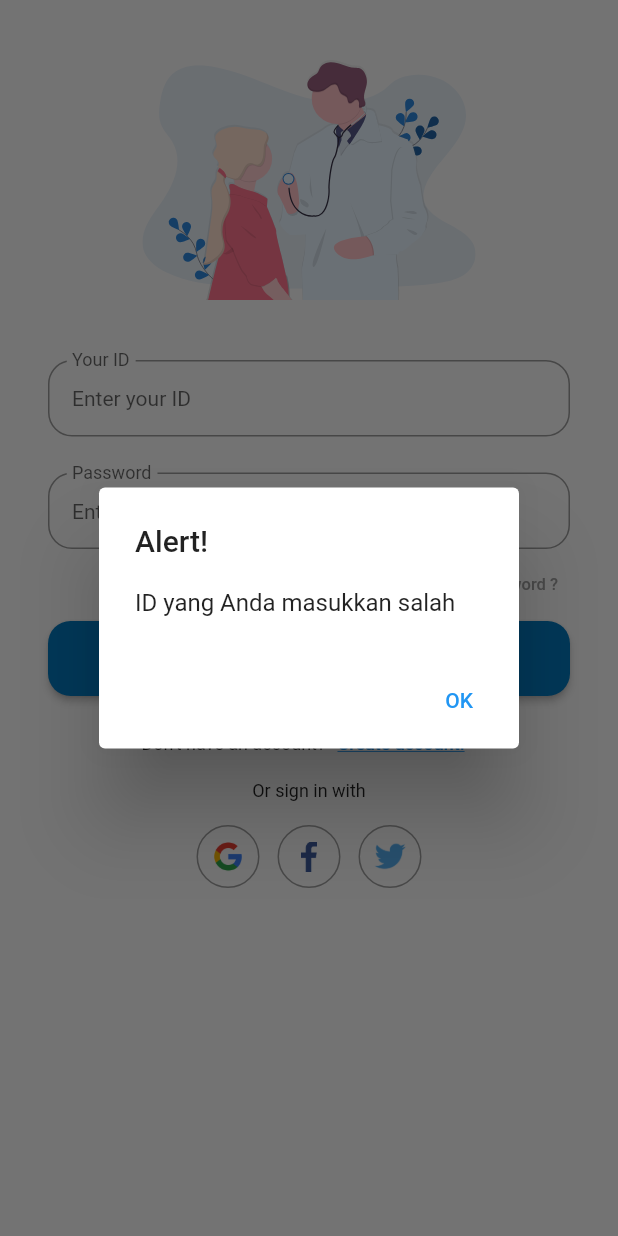
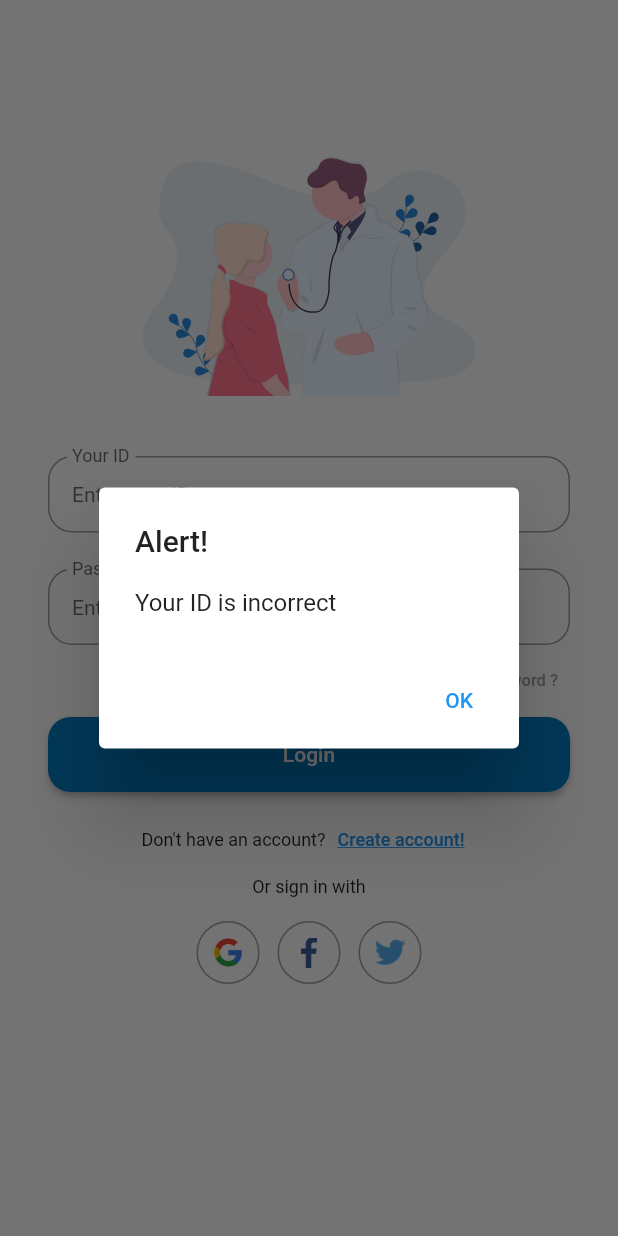
Before and after one commit to ferdy-adr/periksain_aja_flutter, a Flutter app: the screen it shows after launch, after a tap on "Login", on a phone screen of 412 x 824 dp. Run offline on Flutter 3.47's test engine with Material 2 defaults, Android fonts, the light colour scheme and no system bars; our stand-ins replace flutter_svg.

Commit message:
responsive LoginScreen in web

```diff
--- a/lib/login_screen.dart
+++ b/lib/login_screen.dart
@@ -18,15 +18,29 @@ class _LoginScreenState extends State<LoginScreen> {
 
   @override
   Widget build(BuildContext context) {
+    Size? screenSize = MediaQuery.of(context).size;
+
     return Scaffold(
       resizeToAvoidBottomInset: true,
       body: SafeArea(
         child: ListView(
           children: [
             Container(
-              padding: const EdgeInsets.symmetric(
-                horizontal: 32.0,
-                vertical: 16.0,
+              padding: EdgeInsets.symmetric(
+                horizontal: (screenSize.width <= 600)
+                    ? 32.0
+                    : (screenSize.width <= 800)
+                        ? 80.0
+                        : (screenSize.width <= 1100)
+                            ? 160.0
+                            : (screenSize.width <= 1300)
+                                ? 250.0
+                                : 400.0,
+                vertical: (screenSize.height <= 700)
+                    ? 30.0
+                    : (screenSize.height <= 800)
+                        ? 50.0
+                        : 80.0,
               ),
               child: Column(
                 children: [
@@ -152,8 +166,8 @@ class _LoginScreenState extends State<LoginScreen> {
                                       title: const Text('Alert!'),
                                       content: Text(
                                         (_tempUsername == null)
-                                            ? 'ID yang Anda masukkan salah'
-                                            : 'Password yang Anda masukkan salah',
+                                            ? 'Your ID is incorrect'
+                                            : 'Your Password is incorrect',
                                       ),
                                       actions: <Widget>[
                                         TextButton(
```
